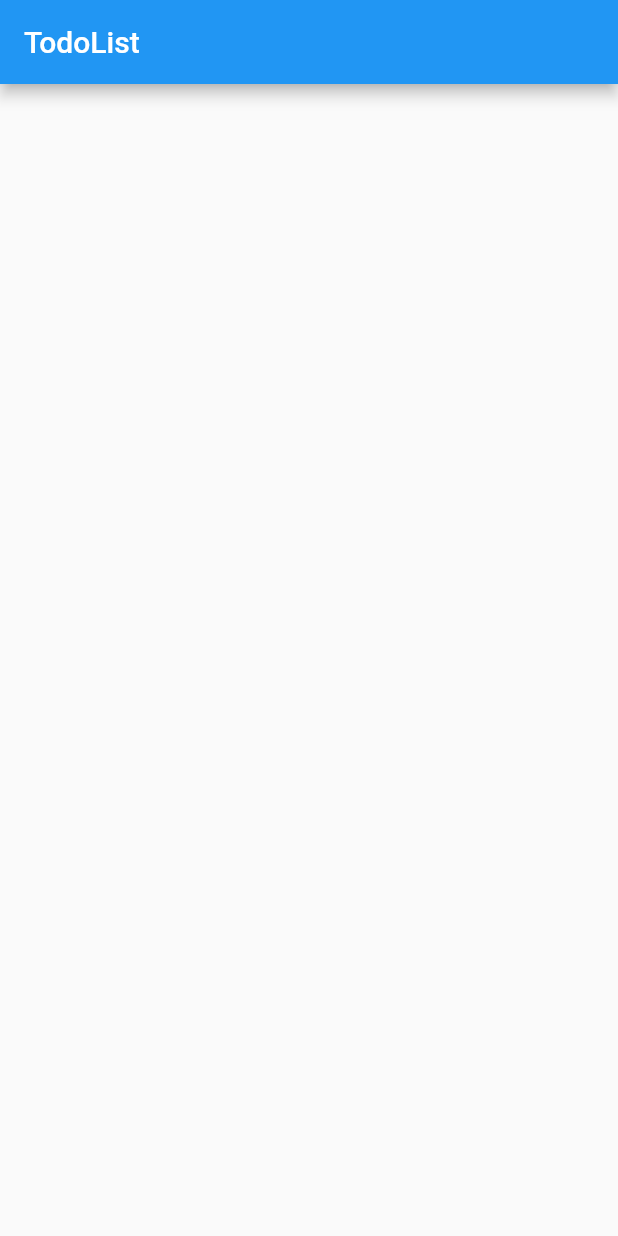
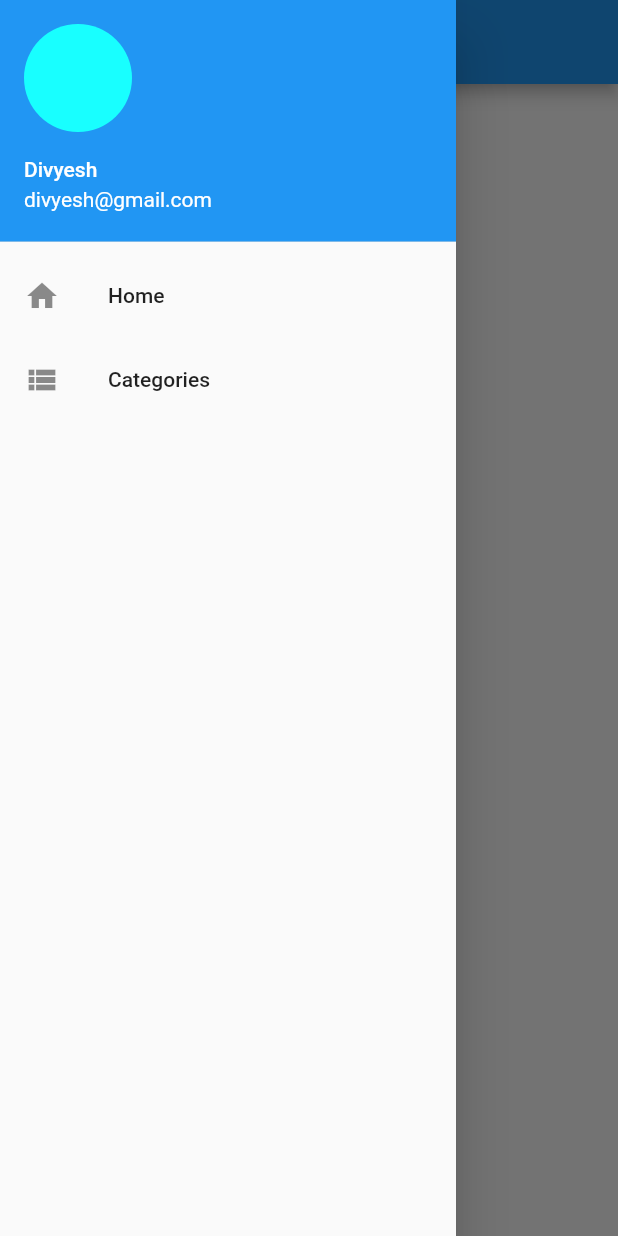
Before and after one commit to divyesh-radadiya/todo, a Flutter app: the screen it shows after launch, with the side drawer open (before the commit the screen has no drawer), on a phone screen of 412 x 824 dp. Run offline on Flutter 3.47's test engine with Material 2 defaults, Android fonts, the phone set to English and light mode, and no system bars; our stand-ins replace sqflite; accounts and stored records are empty.

```diff
--- a/app_todo/lib/screen/home_screen.dart
+++ b/app_todo/lib/screen/home_screen.dart
@@ -1,3 +1,4 @@
+import 'package:app_todo/screen/my_drawer.dart';
 import 'package:flutter/material.dart';
 
 class HomeScreen extends StatefulWidget {
@@ -12,6 +13,8 @@ class _HomeScreenState extends State<HomeScreen> {
       appBar: AppBar(
         title: Text('TodoList'),
       ),
+      drawer: MyDrawer(),
+      body: Container(),
     );
   }
 }
--- /dev/null
+++ b/app_todo/lib/screen/my_drawer.dart
@@ -0,0 +1,37 @@
+import 'package:flutter/material.dart';
+import 'package:app_todo/screen/categories_screen.dart';
+
+class MyDrawer extends StatefulWidget {
+  @override
+  _MyDrawerState createState() => _MyDrawerState();
+}
+
+class _MyDrawerState extends State<MyDrawer> {
+  @override
+  Widget build(BuildContext context) {
+    return Drawer(
+      child: ListView(
+        children: [
+          UserAccountsDrawerHeader(
+              currentAccountPicture: CircleAvatar(
+                backgroundColor: Colors.cyanAccent,
+              ),
+              accountName: Text('Divyesh'),
+              accountEmail: Text('divyesh@gmail.com')),
+          ListTile(
+            title: Text('Home'),
+            leading: Icon(Icons.home),
+          ),
+          ListTile(
+            onTap: () {
+              Navigator.of(context).push(
+                  MaterialPageRoute(builder: (context) => CategoriesScreen()));
+            },
+            title: Text('Categories'),
+            leading: Icon(Icons.view_list),
+          )
+        ],
+      ),
+    );
+  }
+}
--- a/app_todo/pubspec.yaml
+++ b/app_todo/pubspec.yaml
@@ -28,6 +28,8 @@ dependencies:
   # The following adds the Cupertino Icons font to your application.
   # Use with the CupertinoIcons class for iOS style icons.
   cupertino_icons: ^1.0.0
+  sqflite:
+  path_provider:
 
 dev_dependencies:
   flutter_test:
```
Also changed, not shown: app_todo/lib/database/database_connection.dart (added, +18 -0 lines), app_todo/lib/database/repository.dart (added, +28 -0 lines), app_todo/lib/models/category.dart (added, +14 -0 lines), app_todo/lib/screen/categories_form.dart (added, +55 -0 lines), app_todo/lib/screen/categories_screen.dart (added, +80 -0 lines), app_todo/lib/service/category_service.dart (added, +18 -0 lines), app_todo/pubspec.lock, 1 other file.
